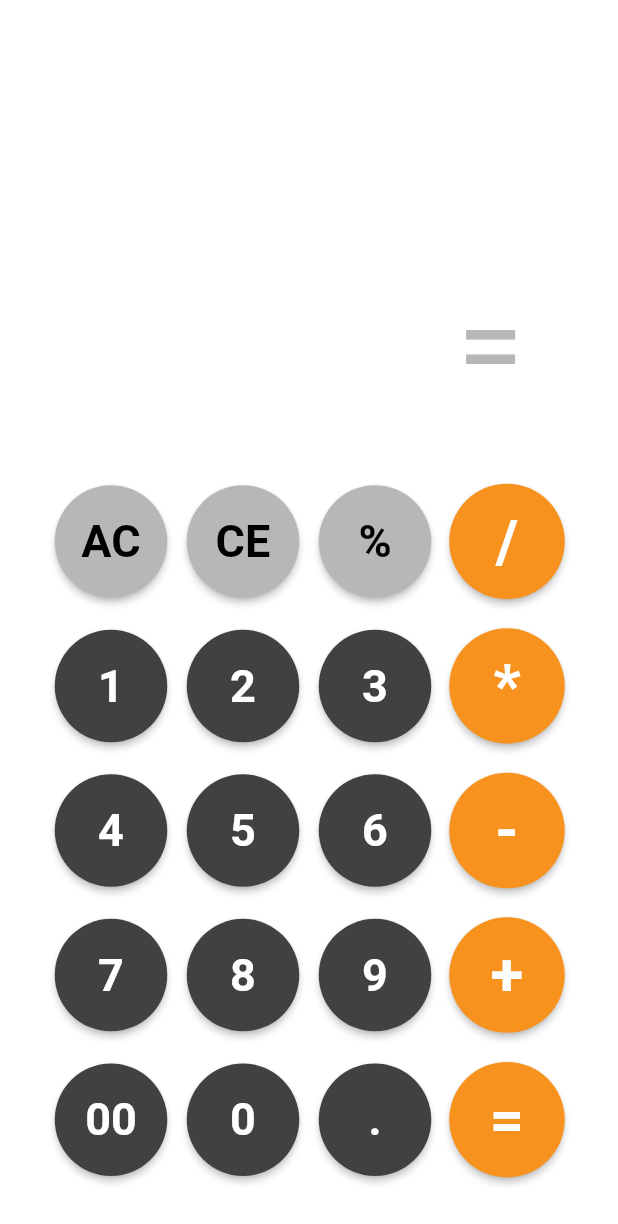
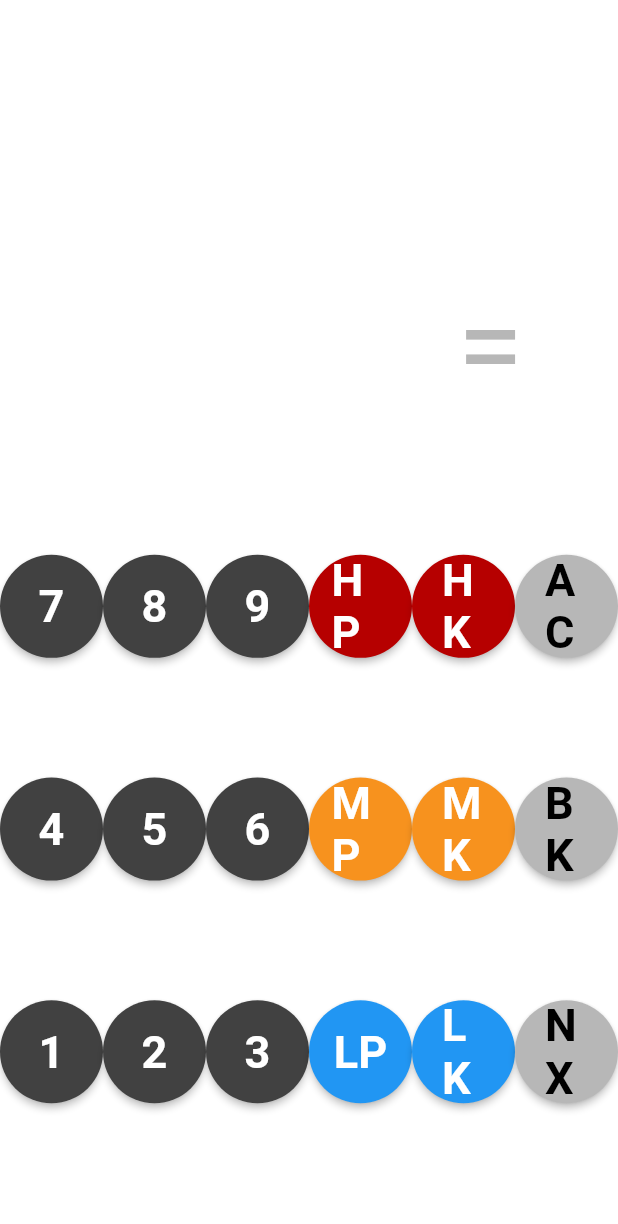
Before and after one commit to Cinelli0730/ComboMaker, a Flutter app: the screen it shows after launch, on a phone screen of 412 x 824 dp. Shown: the top 1224 px of the screen. Run offline on Flutter 3.47's test engine with Material 2 defaults, Android fonts, the phone set to English and light mode, and no system bars; our stand-ins replace math_expressions.

Commit message:
Set Rough Button Layout

```diff
--- a/lib/constants.dart
+++ b/lib/constants.dart
@@ -5,6 +5,18 @@ const Color kLightGray = Color(0xFFB7B7B7);
 const Color kDarkGray = Color(0xFF414141);
 const Color kRed = Color(0xFFB60000);
 const Color kAmber = Color(0xFFf7921e);
+const Color kBlue = Colors.blue;
 
 const Color kBlack = Color(0x00000000);
 const Color kWhite = Color(0xFFFFFFFF);
+
+//入力用ボタンの行数、列数
+const int lineMax = 3;
+const int rowMax = 6;
+
+//入力中のコンボ確認画面のサイズ比
+const double ratioDisplayCombo = 0.4;
+//入力中の技確認画面のサイズ比
+const double ratioDisplayArts = 0.2;
+//入力用ボタンのサイズ比
+const double ratioInputButtons = 0.4;
--- a/lib/main.dart
+++ b/lib/main.dart
@@ -16,6 +16,7 @@ class ComboMaker extends StatefulWidget {
 class _ComboMakerState extends State<ComboMaker> {
   var result = '0';
   var inputUser = '';
+  double? _deviceWidth, _deviceHeight;
 
   void buttonPressed(String text) {
     setState(() {
@@ -23,11 +24,20 @@ class _ComboMakerState extends State<ComboMaker> {
     });
   }
 
-  Widget getRow(String text1, String text2, String text3, String text4) {
+  Widget getRow(String text1, String text2, String text3, String text4,
+      String text5, String text6) {
+    //画面サイズを取得
+    _deviceWidth = MediaQuery.of(context).size.width; //画面の横幅
+    _deviceHeight = MediaQuery.of(context).size.height; //画面の縦幅
+    debugPrint('width: $_deviceWidth' 'height: $_deviceHeight');
+
     return Row(
       mainAxisAlignment: MainAxisAlignment.center,
       children: [
-        RawMaterialButton(
+        SizedBox(
+          width: _deviceWidth! / rowMax, //横幅
+          height: _deviceHeight! * ratioInputButtons / lineMax, //高さ
+          child: RawMaterialButton(
             onPressed: () {
               if (text1 == 'AC') {
                 setState(() {
@@ -39,7 +49,7 @@ class _ComboMakerState extends State<ComboMaker> {
               }
             },
             elevation: 2.0,
-          fillColor: getBackgroundColor(text1),
+            fillColor: getButtonColor(text1),
             padding: const EdgeInsets.all(20.0),
             shape: const CircleBorder(),
             child: Text(
@@ -50,7 +60,11 @@ class _ComboMakerState extends State<ComboMaker> {
                   fontWeight: FontWeight.bold),
             ),
           ),
-        RawMaterialButton(
+        ),
+        SizedBox(
+          width: _deviceWidth! / rowMax, //横幅
+          height: _deviceHeight! * ratioInputButtons / lineMax, //高さ
+          child: RawMaterialButton(
             onPressed: () {
               if (text2 == 'CE') {
                 setState(() {
@@ -63,7 +77,7 @@ class _ComboMakerState extends State<ComboMaker> {
               }
             },
             elevation: 2.0,
-          fillColor: getBackgroundColor(text2),
+            fillColor: getButtonColor(text2),
             padding: const EdgeInsets.all(20.0),
             shape: const CircleBorder(),
             child: Text(
@@ -74,12 +88,16 @@ class _ComboMakerState extends State<ComboMaker> {
                   fontWeight: FontWeight.bold),
             ),
           ),
-        RawMaterialButton(
+        ),
+        SizedBox(
+          width: _deviceWidth! / rowMax, //横幅
+          height: _deviceHeight! * ratioInputButtons / lineMax, //高さ
+          child: RawMaterialButton(
             onPressed: () {
               buttonPressed(text3);
             },
             elevation: 2.0,
-          fillColor: getBackgroundColor(text3),
+            fillColor: getButtonColor(text3),
             padding: const EdgeInsets.all(20.0),
             shape: const CircleBorder(),
             child: Text(
@@ -90,7 +108,11 @@ class _ComboMakerState extends State<ComboMaker> {
                   fontWeight: FontWeight.bold),
             ),
           ),
-        RawMaterialButton(
+        ),
+        SizedBox(
+            width: _deviceWidth! / rowMax, //横幅
+            height: _deviceHeight! * ratioInputButtons / lineMax, //高さ
+            child: RawMaterialButton(
               onPressed: () {
                 if (text4 == '=') {
                   Parser parser = Parser();
@@ -107,15 +129,69 @@ class _ComboMakerState extends State<ComboMaker> {
                 }
               },
               elevation: 2.0,
-          fillColor: kAmber,
+              fillColor: getButtonColor(text4),
               padding: const EdgeInsets.all(15.0),
               shape: const CircleBorder(),
               child: Text(
                 text4,
                 style: const TextStyle(
-                fontSize: 40, color: kWhite, fontWeight: FontWeight.bold),
+                    fontSize: 30, color: kWhite, fontWeight: FontWeight.bold),
               ),
-        )
+            )),
+        SizedBox(
+          width: _deviceWidth! / rowMax, //横幅
+          height: _deviceHeight! * ratioInputButtons / lineMax, //高さ
+          child: RawMaterialButton(
+            onPressed: () {
+              if (text5 == 'AC') {
+                setState(() {
+                  inputUser = '';
+                  result = '0';
+                });
+              } else {
+                buttonPressed(text5);
+              }
+            },
+            elevation: 2.0,
+            fillColor: getButtonColor(text5),
+            padding: const EdgeInsets.all(20.0),
+            shape: const CircleBorder(),
+            child: Text(
+              text5,
+              style: TextStyle(
+                  color: getTextColor(text5),
+                  fontSize: 30,
+                  fontWeight: FontWeight.bold),
+            ),
+          ),
+        ),
+        SizedBox(
+          width: _deviceWidth! / rowMax, //横幅
+          height: _deviceHeight! * ratioInputButtons / lineMax, //高さ
+          child: RawMaterialButton(
+            onPressed: () {
+              if (text6 == 'AC') {
+                setState(() {
+                  inputUser = '';
+                  result = '0';
+                });
+              } else {
+                buttonPressed(text6);
+              }
+            },
+            elevation: 2.0,
+            fillColor: getButtonColor(text6),
+            padding: const EdgeInsets.all(20.0),
+            shape: const CircleBorder(),
+            child: Text(
+              text6,
+              style: TextStyle(
+                  color: getTextColor(text6),
+                  fontSize: 30,
+                  fontWeight: FontWeight.bold),
+            ),
+          ),
+        ),
       ],
     );
   }
@@ -184,13 +260,11 @@ class _ComboMakerState extends State<ComboMaker> {
                   mainAxisAlignment: MainAxisAlignment.spaceAround,
                   children: [
                     const SizedBox(
-                      height: 5,
+                      height: 3,
                     ),
-                    getRow('AC', 'CE', '%', '/'),
-                    getRow('1', '2', '3', '*'),
-                    getRow('4', '5', '6', '-'),
-                    getRow('7', '8', '9', '+'),
-                    getRow('00', '0', '.', '='),
+                    getRow('7', '8', '9', 'HP', 'HK', 'AC'),
+                    getRow('4', '5', '6', 'MP', 'MK', 'BK'),
+                    getRow('1', '2', '3', 'LP', 'LK', 'NX'),
                     const Padding(
                       padding: EdgeInsets.fromLTRB(0, 10, 0, 0),
                     ),
@@ -205,7 +279,7 @@ class _ComboMakerState extends State<ComboMaker> {
   }
 
   bool isOprator(String text) {
-    var list = ['AC', 'CE', '%'];
+    var list = ['AC', 'BK', 'NX'];
 
     for (var item in list) {
       if (text == item) {
@@ -223,9 +297,25 @@ class _ComboMakerState extends State<ComboMaker> {
     }
   }
 
+  Color getButtonColor(String text) {
+    if (isOprator(text)) {
+      return kLightGray;
+    } else {
+      if ((text == "HP") || (text == "HK")) {
+        return kRed;
+      } else if ((text == "MP") || (text == "MK")) {
+        return kAmber;
+      } else if ((text == "LP") || (text == "LK")) {
+        return kBlue;
+      } else {
+        return kDarkGray;
+      }
+    }
+  }
+
   // ignore: non_constant_identifier_names
   bool TextOprator(String text) {
-    var list = ['AC', 'CE', '%'];
+    var list = ['AC', 'BK', 'NX'];
 
     for (var item in list) {
       if (text == item) {
```
Lines whose indentation alone changed are shown as unchanged.
